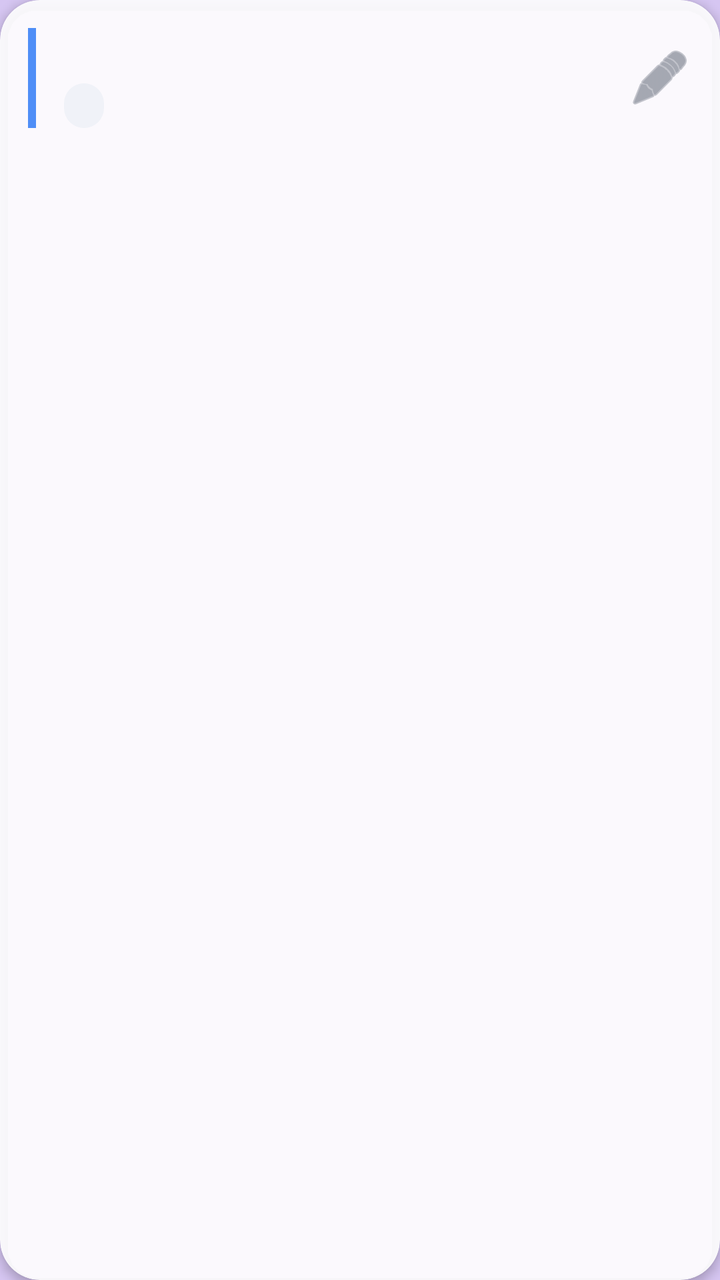
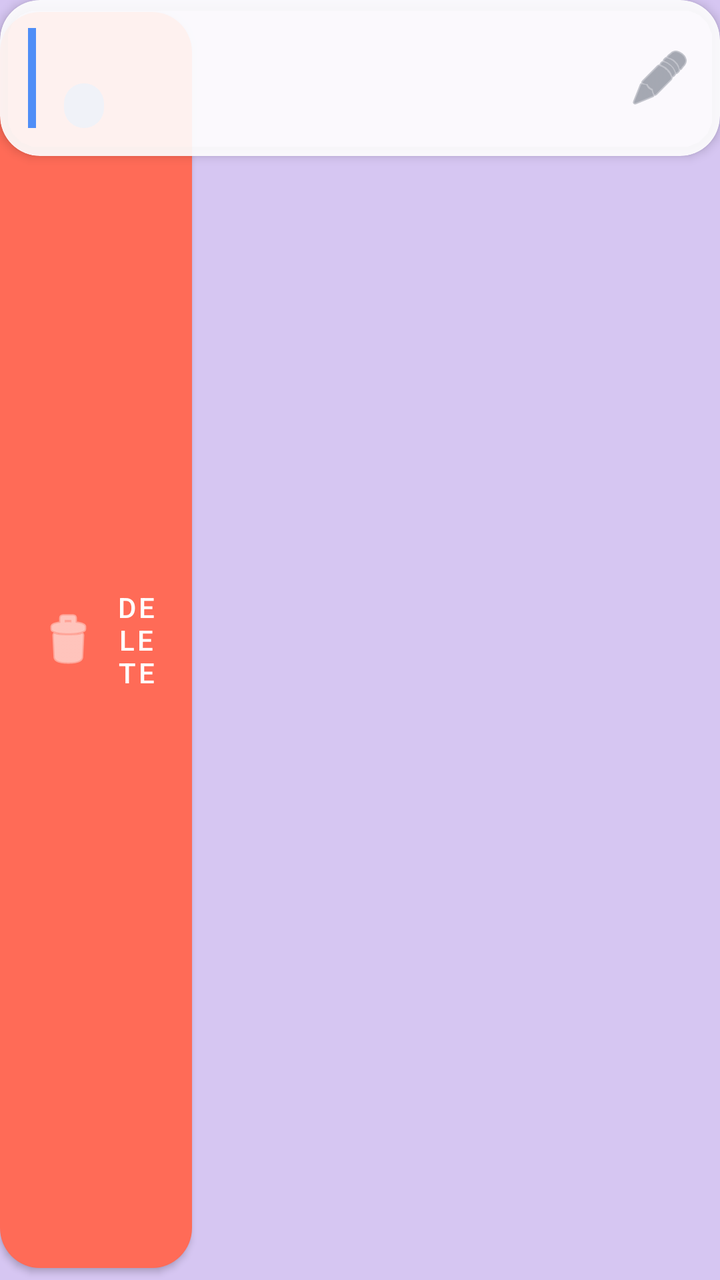

Screens rendered from an Android XML layout before and after an edit, with the pre-edit source and the edit as a unified diff.
<!-- AndroidManifest.xml: application theme Theme.GCalSearchAdd -->
<!-- res/layout/item_event.xml -->
<?xml version="1.0" encoding="utf-8"?>
<com.google.android.material.card.MaterialCardView xmlns:android="http://schemas.android.com/apk/res/android"
    xmlns:app="http://schemas.android.com/apk/res-auto"
    android:layout_width="match_parent"
    android:layout_height="wrap_content"
    android:layout_marginStart="16dp"
    android:layout_marginEnd="16dp"
    android:layout_marginBottom="10dp"
    app:cardCornerRadius="20dp"
    app:cardElevation="3dp"
    app:strokeWidth="0dp"
    app:cardBackgroundColor="@color/glass_card">

    <LinearLayout
        android:layout_width="match_parent"
        android:layout_height="wrap_content"
        android:orientation="horizontal"
        android:padding="14dp">

        
        <View
            android:id="@+id/colorBar"
            android:layout_width="4dp"
            android:layout_height="match_parent"
            android:background="@color/accent_blue" />

        <LinearLayout
            android:layout_width="0dp"
            android:layout_height="wrap_content"
            android:layout_weight="1"
            android:layout_marginStart="14dp"
            android:orientation="vertical">

            <TextView
                android:id="@+id/tvEventTitle"
                android:layout_width="match_parent"
                android:layout_height="wrap_content"
                android:textColor="@color/text_primary"
                android:textSize="16sp"
                android:textStyle="bold" />

            <TextView
                android:id="@+id/tvEventTime"
                android:layout_width="wrap_content"
                android:layout_height="wrap_content"
                android:layout_marginTop="6dp"
                android:paddingStart="10dp"
                android:paddingEnd="10dp"
                android:paddingTop="3dp"
                android:paddingBottom="3dp"
                android:background="@drawable/bg_pill_time"
                android:textColor="@color/text_secondary"
                android:textSize="12sp" />

            <TextView
                android:id="@+id/tvEventLocation"
                android:layout_width="match_parent"
                android:layout_height="wrap_content"
                android:textColor="@color/text_secondary"
                android:textSize="13sp"
                android:layout_marginTop="6dp"
                android:visibility="gone" />

        </LinearLayout>

        <ImageButton
            android:id="@+id/btnEditEvent"
            android:layout_width="wrap_content"
            android:layout_height="wrap_content"
            android:layout_gravity="center_vertical"
            android:background="@android:color/transparent"
            android:src="@android:drawable/ic_menu_edit"
            app:tint="@color/text_secondary"
            android:contentDescription="@string/edit_event_title" />

    </LinearLayout>

</com.google.android.material.card.MaterialCardView>
<!-- resources referenced by this layout -->
<resources>
  <color name="accent_blue">#4F8EF7</color>
  <color name="glass_card">#E8FFFFFF</color>
  <color name="text_primary">#23262B</color>
  <color name="text_secondary">#6B7280</color>
  <!-- drawable bg_pill_time (drawable) -->
  <?xml version="1.0" encoding="utf-8"?>
  <shape xmlns:android="http://schemas.android.com/apk/res/android" android:shape="rectangle">
      <solid android:color="@color/pill_bg" />
      <corners android:radius="12dp" />
  </shape>
  <string name="edit_event_title">Edit Event</string>
  <style name="Theme.GCalSearchAdd" parent="Theme.MaterialComponents.DayNight.NoActionBar">
          <item name="colorPrimary">@color/accent_blue</item>
          <item name="colorPrimaryDark">@color/bg_gradient_1</item>
          <item name="colorAccent">@color/accent_blue</item>
          <item name="android:windowBackground">@color/bg_gradient_2</item>
          <item name="android:statusBarColor">@color/bg_gradient_1</item>
          <item name="android:navigationBarColor">@color/white</item>
          <item name="android:windowLightStatusBar">true</item>
          <item name="android:windowLightNavigationBar">true</item>
      </style>
  <color name="pill_bg">#F0F2F8</color>
  <color name="bg_gradient_1">#BBD3F7</color>
  <color name="bg_gradient_2">#D6C6F2</color>
  <color name="white">#FFFFFF</color>
</resources>

<!-- the commit's change to res/layout/item_event.xml (unified diff, before → after) -->
@@ -1,78 +1,100 @@
 <?xml version="1.0" encoding="utf-8"?>
-<com.google.android.material.card.MaterialCardView xmlns:android="http://schemas.android.com/apk/res/android"
+<FrameLayout xmlns:android="http://schemas.android.com/apk/res/android"
     xmlns:app="http://schemas.android.com/apk/res-auto"
     android:layout_width="match_parent"
     android:layout_height="wrap_content"
     android:layout_marginStart="16dp"
     android:layout_marginEnd="16dp"
     android:layout_marginBottom="10dp"
-    app:cardCornerRadius="20dp"
-    app:cardElevation="3dp"
-    app:strokeWidth="0dp"
-    app:cardBackgroundColor="@color/glass_card">
+    android:clipChildren="false">
 
-    <LinearLayout
+    <com.google.android.material.button.MaterialButton
+        android:id="@+id/btnDeleteEvent"
+        android:layout_width="96dp"
+        android:layout_height="match_parent"
+        android:layout_gravity="left|center_vertical"
+        android:contentDescription="@string/delete_event_action"
+        android:gravity="center"
+        android:text="@string/delete_event_action"
+        android:textColor="@color/white"
+        app:backgroundTint="@color/accent_red"
+        app:cornerRadius="20dp"
+        app:icon="@android:drawable/ic_menu_delete"
+        app:iconGravity="textStart"
+        app:iconTint="@color/white" />
+
+    <com.google.android.material.card.MaterialCardView
+        android:id="@+id/swipeForeground"
         android:layout_width="match_parent"
         android:layout_height="wrap_content"
-        android:orientation="horizontal"
-        android:padding="14dp">
-
-        
-        <View
-            android:id="@+id/colorBar"
-            android:layout_width="4dp"
-            android:layout_height="match_parent"
-            android:background="@color/accent_blue" />
+        app:cardBackgroundColor="@color/glass_card"
+        app:cardCornerRadius="20dp"
+        app:cardElevation="3dp"
+        app:strokeWidth="0dp">
 
         <LinearLayout
-            android:layout_width="0dp"
+            android:layout_width="match_parent"
             android:layout_height="wrap_content"
-            android:layout_weight="1"
-            android:layout_marginStart="14dp"
-            android:orientation="vertical">
+            android:orientation="horizontal"
+            android:padding="14dp">
 
-            <TextView
-                android:id="@+id/tvEventTitle"
-                android:layout_width="match_parent"
+            <View
+                android:id="@+id/colorBar"
+                android:layout_width="4dp"
+                android:layout_height="match_parent"
+                android:background="@color/accent_blue" />
+
+            <LinearLayout
+                android:layout_width="0dp"
                 android:layout_height="wrap_content"
-                android:textColor="@color/text_primary"
-                android:textSize="16sp"
-                android:textStyle="bold" />
+                android:layout_marginStart="14dp"
+                android:layout_weight="1"
+                android:orientation="vertical">
 
-            <TextView
-                android:id="@+id/tvEventTime"
+                <TextView
+                    android:id="@+id/tvEventTitle"
+                    android:layout_width="match_parent"
+                    android:layout_height="wrap_content"
+                    android:textColor="@color/text_primary"
+                    android:textSize="16sp"
+                    android:textStyle="bold" />
+
+                <TextView
+                    android:id="@+id/tvEventTime"
+                    android:layout_width="wrap_content"
+                    android:layout_height="wrap_content"
+                    android:layout_marginTop="6dp"
+                    android:background="@drawable/bg_pill_time"
+                    android:paddingStart="10dp"
+                    android:paddingTop="3dp"
+                    android:paddingEnd="10dp"
+                    android:paddingBottom="3dp"
+                    android:textColor="@color/text_secondary"
+                    android:textSize="12sp" />
+
+                <TextView
+                    android:id="@+id/tvEventLocation"
+                    android:layout_width="match_parent"
+                    android:layout_height="wrap_content"
+                    android:layout_marginTop="6dp"
+                    android:textColor="@color/text_secondary"
+                    android:textSize="13sp"
+                    android:visibility="gone" />
+
+            </LinearLayout>
+
+            <ImageButton
+                android:id="@+id/btnEditEvent"
                 android:layout_width="wrap_content"
                 android:layout_height="wrap_content"
-                android:layout_marginTop="6dp"
-                android:paddingStart="10dp"
-                android:paddingEnd="10dp"
-                android:paddingTop="3dp"
-                android:paddingBottom="3dp"
-                android:background="@drawable/bg_pill_time"
-                android:textColor="@color/text_secondary"
-                android:textSize="12sp" />
-
-            <TextView
-                android:id="@+id/tvEventLocation"
-                android:layout_width="match_parent"
-                android:layout_height="wrap_content"
-                android:textColor="@color/text_secondary"
-                android:textSize="13sp"
-                android:layout_marginTop="6dp"
-                android:visibility="gone" />
+                android:layout_gravity="center_vertical"
+                android:background="@android:color/transparent"
+                android:contentDescription="@string/edit_event_title"
+                android:src="@android:drawable/ic_menu_edit"
+                app:tint="@color/text_secondary" />
 
         </LinearLayout>
 
-        <ImageButton
-            android:id="@+id/btnEditEvent"
-            android:layout_width="wrap_content"
-            android:layout_height="wrap_content"
-            android:layout_gravity="center_vertical"
-            android:background="@android:color/transparent"
-            android:src="@android:drawable/ic_menu_edit"
-            app:tint="@color/text_secondary"
-            android:contentDescription="@string/edit_event_title" />
+    </com.google.android.material.card.MaterialCardView>
 
-    </LinearLayout>
-
-</com.google.android.material.card.MaterialCardView>
+</FrameLayout>
<!-- resource entries referenced after the edit -->
@@ -1,15 +1,18 @@
 <!-- resources referenced by this layout -->
 <resources>
   <color name="accent_blue">#4F8EF7</color>
+  <color name="accent_red">#FF6B57</color>
   <color name="glass_card">#E8FFFFFF</color>
   <color name="text_primary">#23262B</color>
   <color name="text_secondary">#6B7280</color>
+  <color name="white">#FFFFFF</color>
   <!-- drawable bg_pill_time (drawable) -->
   <?xml version="1.0" encoding="utf-8"?>
   <shape xmlns:android="http://schemas.android.com/apk/res/android" android:shape="rectangle">
       <solid android:color="@color/pill_bg" />
       <corners android:radius="12dp" />
   </shape>
+  <string name="delete_event_action">Delete</string>
   <string name="edit_event_title">Edit Event</string>
   <style name="Theme.GCalSearchAdd" parent="Theme.MaterialComponents.DayNight.NoActionBar">
           <item name="colorPrimary">@color/accent_blue</item>
@@ -24,6 +27,5 @@
   <color name="pill_bg">#F0F2F8</color>
   <color name="bg_gradient_1">#BBD3F7</color>
   <color name="bg_gradient_2">#D6C6F2</color>
-  <color name="white">#FFFFFF</color>
 </resources>
 
